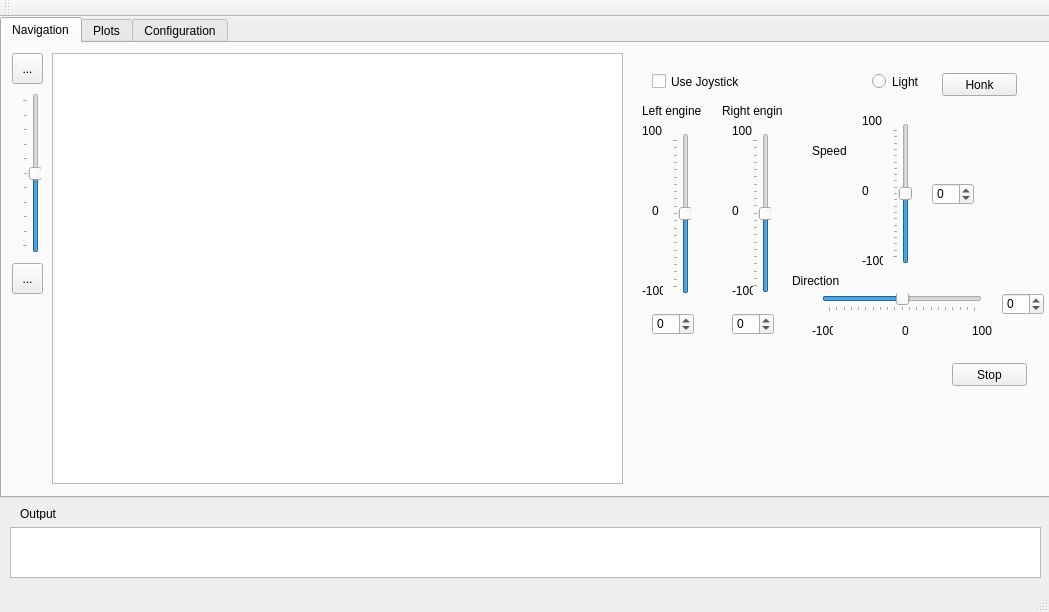
Before: the Qt Designer form mainwindow.ui in debelyoo/catamaran-ui, drawn with Qt 5.
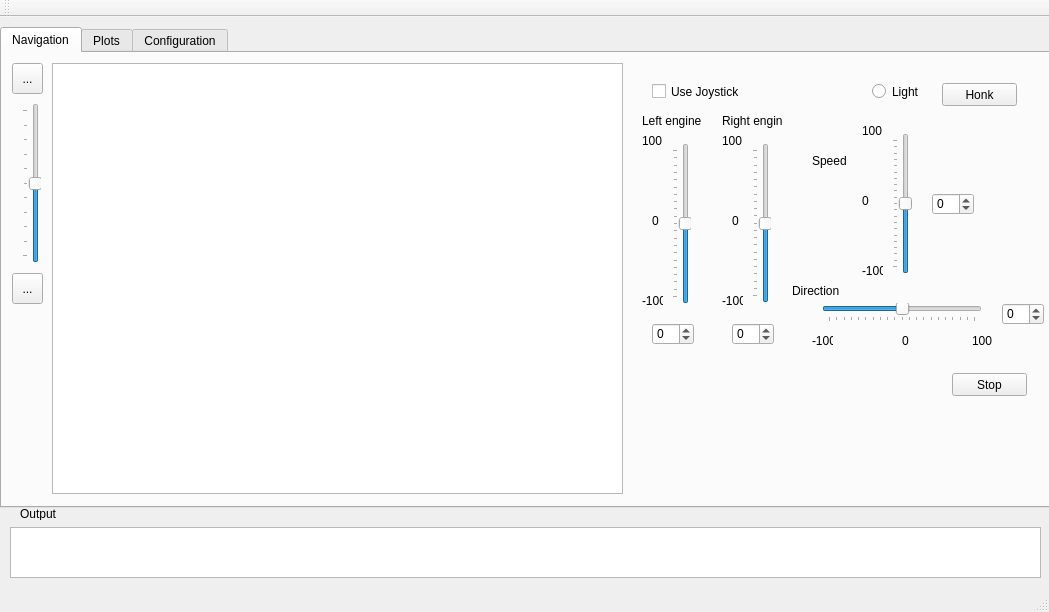
After: the same form once the commit is applied. Icons and pictures are not drawn.

Patch:
```diff
--- a/mainwindow.ui
+++ b/mainwindow.ui
@@ -41,7 +41,7 @@
     <property name="geometry">
      <rect>
       <x>0</x>
-      <y>0</y>
+      <y>10</y>
       <width>1051</width>
       <height>481</height>
      </rect>
@@ -193,7 +193,7 @@
      <widget class="QLabel" name="label_4">
       <property name="geometry">
        <rect>
-        <x>730</x>
+        <x>720</x>
         <y>80</y>
         <width>21</width>
         <height>16</height>
@@ -219,7 +219,7 @@
      <widget class="QLabel" name="label_6">
       <property name="geometry">
        <rect>
-        <x>730</x>
+        <x>720</x>
         <y>240</y>
         <width>21</width>
         <height>16</height>
```
Left out of the diff: 2 changed lines with no effect on the pictures.
